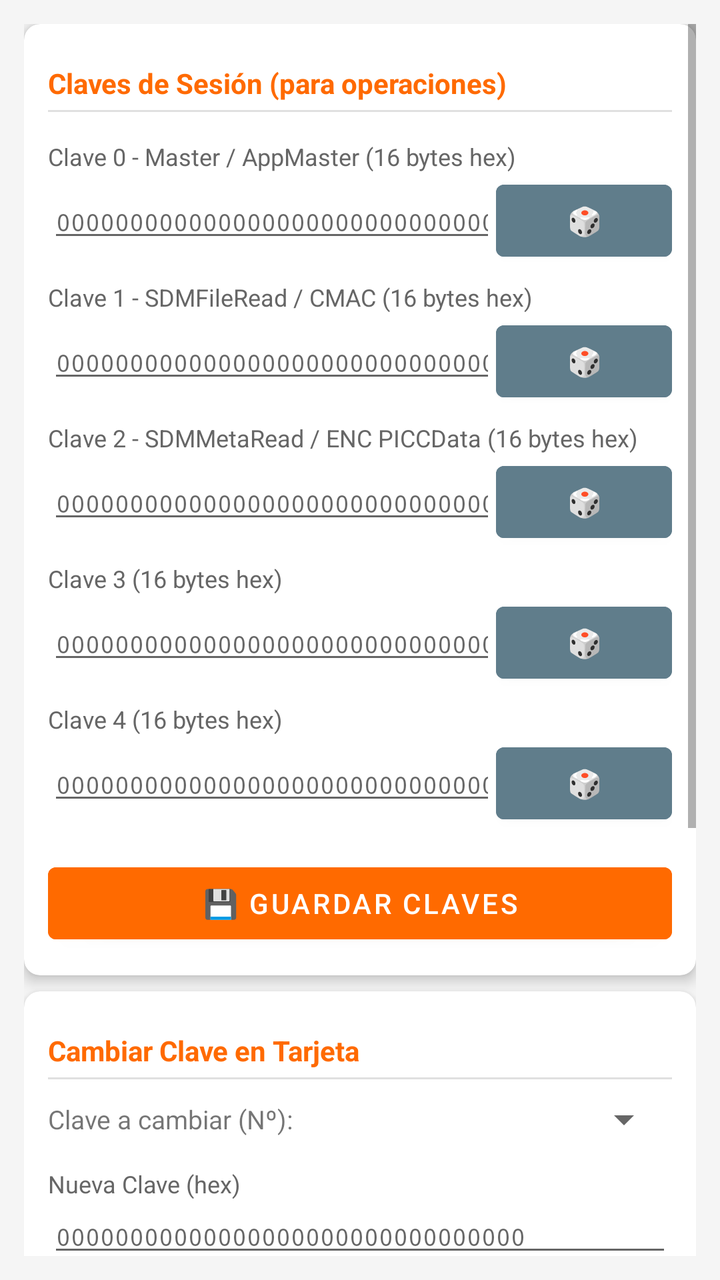
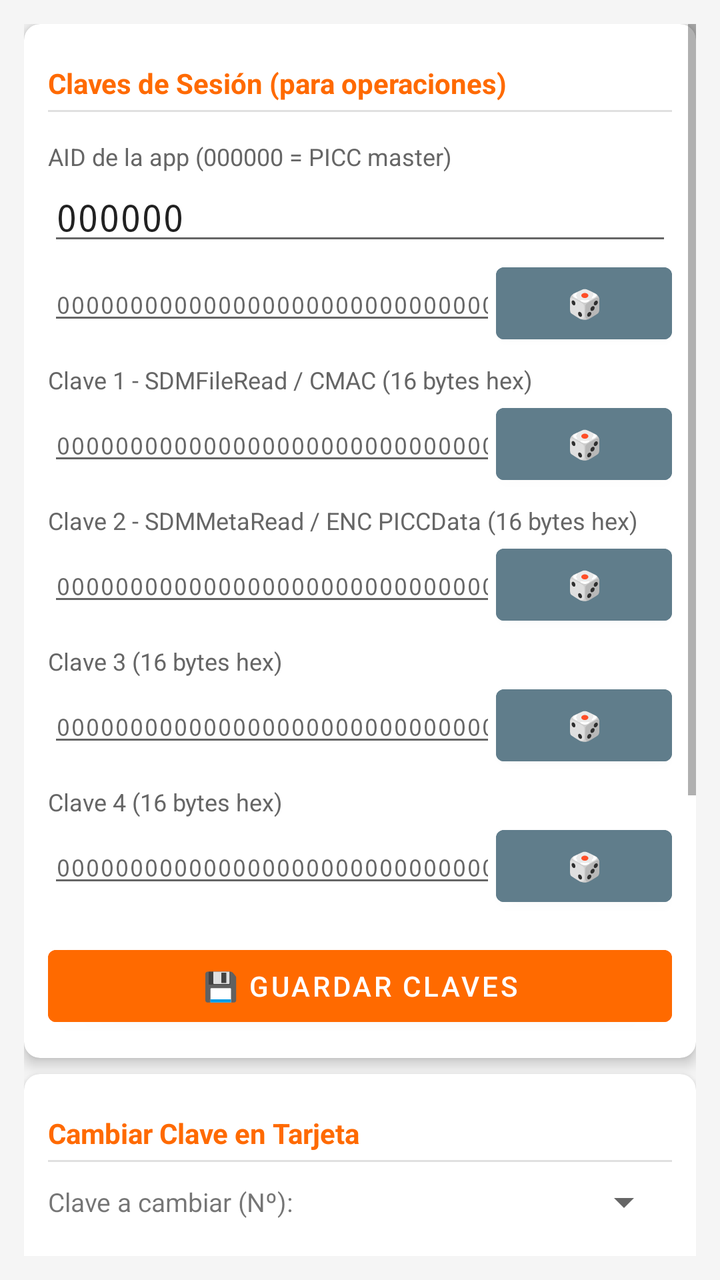

Screens rendered from an Android XML layout before and after an edit, with the pre-edit source and the edit as a unified diff.
<!-- AndroidManifest.xml: application theme AppTheme -->
<!-- res/layout/fragment_keys.xml -->
<?xml version="1.0" encoding="utf-8"?>
<ScrollView xmlns:android="http://schemas.android.com/apk/res/android"
    xmlns:app="http://schemas.android.com/apk/res-auto"
    android:layout_width="match_parent"
    android:layout_height="match_parent"
    android:background="@color/colorBackground"
    android:padding="12dp">

    <LinearLayout
        android:layout_width="match_parent"
        android:layout_height="wrap_content"
        android:orientation="vertical">

        
        <androidx.cardview.widget.CardView
            android:layout_width="match_parent"
            android:layout_height="wrap_content"
            android:layout_marginBottom="8dp"
            app:cardElevation="4dp"
            app:cardCornerRadius="8dp">
            <LinearLayout
                android:layout_width="match_parent"
                android:layout_height="wrap_content"
                android:orientation="vertical"
                android:padding="12dp">

                <TextView android:layout_width="wrap_content" android:layout_height="wrap_content"
                    android:text="Claves de Sesión (para operaciones)" style="@style/SectionTitle"/>
                <View android:layout_width="match_parent" android:layout_height="1dp"
                    android:background="@color/colorDivider" android:layout_marginBottom="8dp"/>

                <TextView android:layout_width="wrap_content" android:layout_height="wrap_content"
                    android:text="Clave 0 - Master / AppMaster (16 bytes hex)"
                    style="@style/FieldLabel"/>
                <LinearLayout android:layout_width="match_parent" android:layout_height="wrap_content"
                    android:orientation="horizontal">
                    <EditText android:id="@+id/et_key0" android:layout_width="0dp"
                        android:layout_height="wrap_content" android:layout_weight="1"
                        android:hint="00000000000000000000000000000000"
                        android:inputType="textNoSuggestions" android:maxLength="32"
                        android:fontFamily="monospace" android:textSize="12sp"/>
                    <com.google.android.material.button.MaterialButton
                        android:id="@+id/btn_gen_key0"
                        android:layout_width="wrap_content" android:layout_height="wrap_content"
                        android:text="🎲" android:backgroundTint="#607D8B" android:textColor="@color/white"
                        android:paddingStart="8dp" android:paddingEnd="8dp"/>
                </LinearLayout>

                <TextView android:layout_width="wrap_content" android:layout_height="wrap_content"
                    android:text="Clave 1 - SDMFileRead / CMAC (16 bytes hex)"
                    style="@style/FieldLabel"/>
                <LinearLayout android:layout_width="match_parent" android:layout_height="wrap_content"
                    android:orientation="horizontal">
                    <EditText android:id="@+id/et_key1" android:layout_width="0dp"
                        android:layout_height="wrap_content" android:layout_weight="1"
                        android:hint="00000000000000000000000000000000"
                        android:inputType="textNoSuggestions" android:maxLength="32"
                        android:fontFamily="monospace" android:textSize="12sp"/>
                    <com.google.android.material.button.MaterialButton
                        android:id="@+id/btn_gen_key1"
                        android:layout_width="wrap_content" android:layout_height="wrap_content"
                        android:text="🎲" android:backgroundTint="#607D8B" android:textColor="@color/white"
                        android:paddingStart="8dp" android:paddingEnd="8dp"/>
                </LinearLayout>

                <TextView android:layout_width="wrap_content" android:layout_height="wrap_content"
                    android:text="Clave 2 - SDMMetaRead / ENC PICCData (16 bytes hex)"
                    style="@style/FieldLabel"/>
                <LinearLayout android:layout_width="match_parent" android:layout_height="wrap_content"
                    android:orientation="horizontal">
                    <EditText android:id="@+id/et_key2" android:layout_width="0dp"
                        android:layout_height="wrap_content" android:layout_weight="1"
                        android:hint="00000000000000000000000000000000"
                        android:inputType="textNoSuggestions" android:maxLength="32"
                        android:fontFamily="monospace" android:textSize="12sp"/>
                    <com.google.android.material.button.MaterialButton
                        android:id="@+id/btn_gen_key2"
                        android:layout_width="wrap_content" android:layout_height="wrap_content"
                        android:text="🎲" android:backgroundTint="#607D8B" android:textColor="@color/white"
                        android:paddingStart="8dp" android:paddingEnd="8dp"/>
                </LinearLayout>

                <TextView android:layout_width="wrap_content" android:layout_height="wrap_content"
                    android:text="Clave 3 (16 bytes hex)" style="@style/FieldLabel"/>
                <LinearLayout android:layout_width="match_parent" android:layout_height="wrap_content"
                    android:orientation="horizontal">
                    <EditText android:id="@+id/et_key3" android:layout_width="0dp"
                        android:layout_height="wrap_content" android:layout_weight="1"
                        android:hint="00000000000000000000000000000000"
                        android:inputType="textNoSuggestions" android:maxLength="32"
                        android:fontFamily="monospace" android:textSize="12sp"/>
                    <com.google.android.material.button.MaterialButton
                        android:id="@+id/btn_gen_key3"
                        android:layout_width="wrap_content" android:layout_height="wrap_content"
                        android:text="🎲" android:backgroundTint="#607D8B" android:textColor="@color/white"
                        android:paddingStart="8dp" android:paddingEnd="8dp"/>
                </LinearLayout>

                <TextView android:layout_width="wrap_content" android:layout_height="wrap_content"
                    android:text="Clave 4 (16 bytes hex)" style="@style/FieldLabel"/>
                <LinearLayout android:layout_width="match_parent" android:layout_height="wrap_content"
                    android:orientation="horizontal">
                    <EditText android:id="@+id/et_key4" android:layout_width="0dp"
                        android:layout_height="wrap_content" android:layout_weight="1"
                        android:hint="00000000000000000000000000000000"
                        android:inputType="textNoSuggestions" android:maxLength="32"
                        android:fontFamily="monospace" android:textSize="12sp"/>
                    <com.google.android.material.button.MaterialButton
                        android:id="@+id/btn_gen_key4"
                        android:layout_width="wrap_content" android:layout_height="wrap_content"
                        android:text="🎲" android:backgroundTint="#607D8B" android:textColor="@color/white"
                        android:paddingStart="8dp" android:paddingEnd="8dp"/>
                </LinearLayout>

                <com.google.android.material.button.MaterialButton
                    android:id="@+id/btn_save_keys"
                    android:layout_width="match_parent"
                    android:layout_height="48dp"
                    android:layout_marginTop="12dp"
                    android:text="💾 Guardar Claves"
                    android:backgroundTint="@color/colorPrimary"
                    android:textColor="@color/white"/>
            </LinearLayout>
        </androidx.cardview.widget.CardView>

        
        <androidx.cardview.widget.CardView
            android:layout_width="match_parent"
            android:layout_height="wrap_content"
            android:layout_marginBottom="8dp"
            app:cardElevation="4dp"
            app:cardCornerRadius="8dp">
            <LinearLayout
                android:layout_width="match_parent"
                android:layout_height="wrap_content"
                android:orientation="vertical"
                android:padding="12dp">

                <TextView android:layout_width="wrap_content" android:layout_height="wrap_content"
                    android:text="Cambiar Clave en Tarjeta" style="@style/SectionTitle"/>
                <View android:layout_width="match_parent" android:layout_height="1dp"
                    android:background="@color/colorDivider" android:layout_marginBottom="8dp"/>

                <LinearLayout android:layout_width="match_parent" android:layout_height="wrap_content"
                    android:orientation="horizontal" android:gravity="center_vertical"
                    android:layout_marginBottom="6dp">
                    <TextView android:layout_width="0dp" android:layout_height="wrap_content"
                        android:layout_weight="1" android:text="Clave a cambiar (Nº):"
                        android:textSize="13sp"/>
                    <Spinner android:id="@+id/spinner_key_to_change"
                        android:layout_width="80dp" android:layout_height="wrap_content"
                        android:entries="@array/key_numbers"/>
                </LinearLayout>

                <TextView android:layout_width="wrap_content" android:layout_height="wrap_content"
                    android:text="Nueva Clave (hex)" style="@style/FieldLabel"/>
                <EditText android:id="@+id/et_new_key" android:layout_width="match_parent"
                    android:layout_height="wrap_content"
                    android:hint="00000000000000000000000000000000"
                    android:inputType="textNoSuggestions" android:maxLength="32"
                    android:fontFamily="monospace" android:textSize="12sp"/>

                <TextView android:layout_width="wrap_content" android:layout_height="wrap_content"
                    android:text="Versión de la nueva clave (0-255)" style="@style/FieldLabel"/>
                <EditText android:id="@+id/et_key_version" android:layout_width="match_parent"
                    android:layout_height="wrap_content" android:inputType="number"
                    android:hint="1" android:text="1"/>

                <LinearLayout android:layout_width="match_parent" android:layout_height="wrap_content"
                    android:orientation="horizontal" android:gravity="center_vertical"
                    android:layout_marginTop="6dp">
                    <TextView android:layout_width="wrap_content" android:layout_height="wrap_content"
                        android:text="Autenticar con clave:" android:textSize="13sp"
                        android:layout_marginEnd="8dp"/>
                    <Spinner android:id="@+id/spinner_auth_for_change"
                        android:layout_width="0dp" android:layout_height="wrap_content"
                        android:layout_weight="1" android:entries="@array/key_numbers"/>
                </LinearLayout>

                <com.google.android.material.button.MaterialButton
                    android:id="@+id/btn_change_key"
                    android:layout_width="match_parent"
                    android:layout_height="48dp"
                    android:layout_marginTop="12dp"
                    android:text="🔑 Cambiar Clave en Tarjeta"
                    android:backgroundTint="#E53935"
                    android:textColor="@color/white"/>
            </LinearLayout>
        </androidx.cardview.widget.CardView>

        
        <androidx.cardview.widget.CardView
            android:layout_width="match_parent"
            android:layout_height="wrap_content"
            android:layout_marginBottom="8dp"
            app:cardElevation="4dp"
            app:cardCornerRadius="8dp">
            <LinearLayout
                android:layout_width="match_parent"
                android:layout_height="wrap_content"
                android:orientation="vertical"
                android:padding="12dp">

                <TextView android:layout_width="wrap_content" android:layout_height="wrap_content"
                    android:text="Configuración Especial (SetConfiguration)" style="@style/SectionTitle"/>
                <View android:layout_width="match_parent" android:layout_height="1dp"
                    android:background="@color/colorDivider" android:layout_marginBottom="8dp"/>

                <com.google.android.material.button.MaterialButton
                    android:id="@+id/btn_enable_random_id"
                    android:layout_width="match_parent"
                    android:layout_height="48dp"
                    android:text="🎭 Habilitar Random ID (IRREVERSIBLE)"
                    android:backgroundTint="#E53935"
                    android:textColor="@color/white"/>

                <com.google.android.material.button.MaterialButton
                    android:id="@+id/btn_get_uid"
                    android:layout_width="match_parent"
                    android:layout_height="48dp"
                    android:layout_marginTop="6dp"
                    android:text="🔍 Obtener UID Real (GetCardUID)"
                    android:backgroundTint="#607D8B"
                    android:textColor="@color/white"/>
            </LinearLayout>
        </androidx.cardview.widget.CardView>

        <TextView android:id="@+id/tv_keys_status"
            android:layout_width="match_parent"
            android:layout_height="wrap_content"
            android:padding="8dp"
            android:textSize="13sp"
            android:visibility="gone"/>

    </LinearLayout>
</ScrollView>
<!-- resources referenced by this layout -->
<resources>
  <string-array name="key_numbers">
          <item>Clave 0</item>
          <item>Clave 1</item>
          <item>Clave 2</item>
          <item>Clave 3</item>
          <item>Clave 4</item>
      </string-array>
  <color name="colorBackground">#F5F5F5</color>
  <color name="colorDivider">#E0E0E0</color>
  <color name="colorPrimary">#FF6A00</color>
  <color name="white">#FFFFFF</color>
  <style name="FieldLabel">
          <item name="android:textSize">12sp</item>
          <item name="android:textColor">#666666</item>
          <item name="android:layout_marginTop">6dp</item>
      </style>
  <style name="SectionTitle">
          <item name="android:textSize">14sp</item>
          <item name="android:textStyle">bold</item>
          <item name="android:textColor">@color/colorPrimary</item>
          <item name="android:layout_marginTop">8dp</item>
          <item name="android:layout_marginBottom">4dp</item>
      </style>
  <style name="AppTheme" parent="Theme.MaterialComponents.Light.DarkActionBar">
          <item name="colorPrimary">@color/colorPrimary</item>
          <item name="colorPrimaryDark">@color/colorPrimaryDark</item>
          <item name="colorAccent">@color/colorAccent</item>
      </style>
  <color name="colorPrimaryDark">#CC5500</color>
  <color name="colorAccent">#FF6A00</color>
</resources>

<!-- the commit's change to res/layout/fragment_keys.xml (unified diff, before → after) -->
@@ -30,8 +30,11 @@
                     android:background="@color/colorDivider" android:layout_marginBottom="8dp"/>
 
                 <TextView android:layout_width="wrap_content" android:layout_height="wrap_content"
-                    android:text="Clave 0 - Master / AppMaster (16 bytes hex)"
-                    style="@style/FieldLabel"/>
+                    android:text="AID de la app (000000 = PICC master)" style="@style/FieldLabel"/>
+                <EditText android:id="@+id/et_aid_for_change" android:layout_width="match_parent"
+                    android:layout_height="wrap_content" android:hint="000000"
+                    android:inputType="textNoSuggestions" android:maxLength="6"
+                    android:fontFamily="monospace" android:text="000000"/>
                 <LinearLayout android:layout_width="match_parent" android:layout_height="wrap_content"
                     android:orientation="horizontal">
                     <EditText android:id="@+id/et_key0" android:layout_width="0dp"
